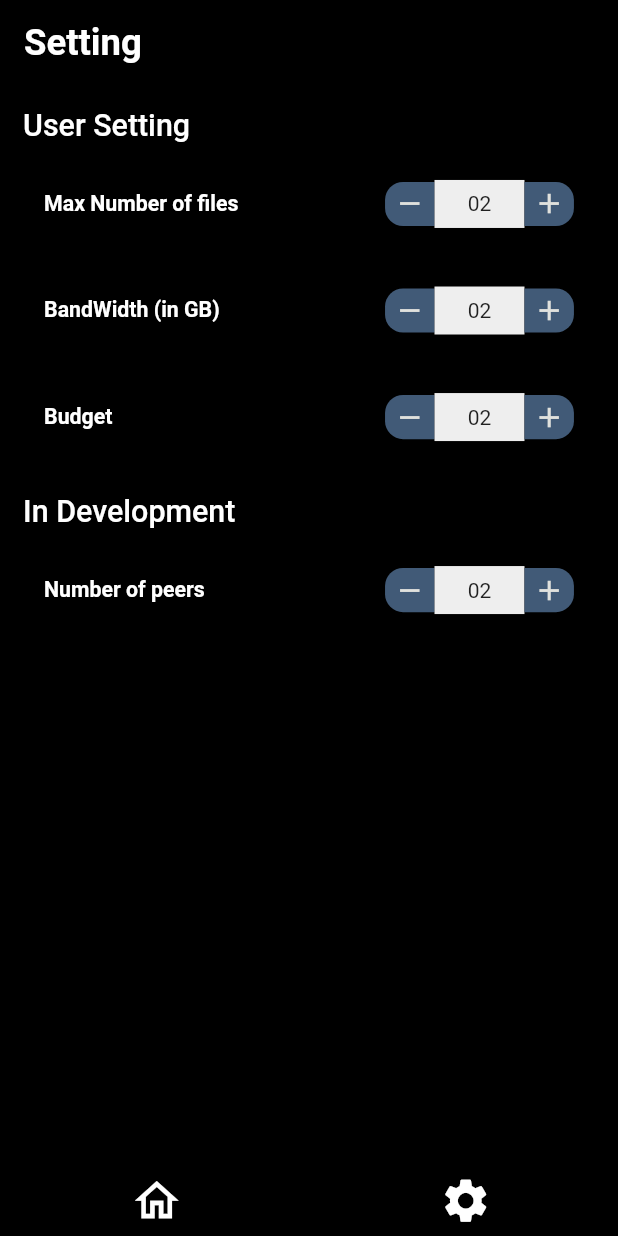
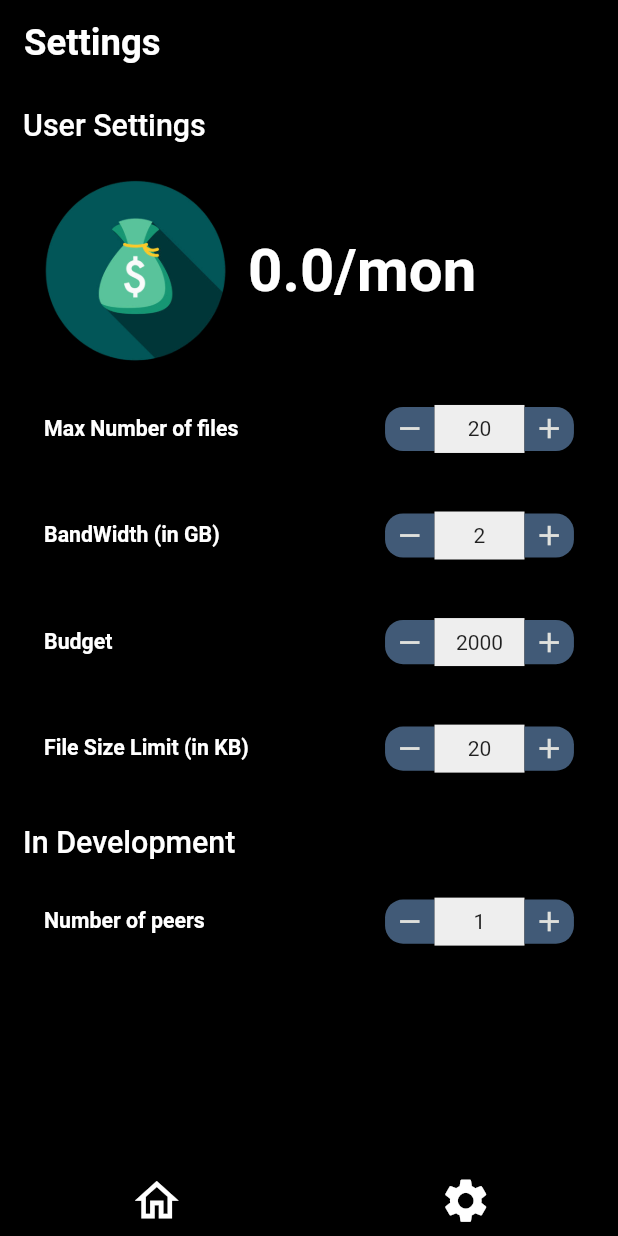
Before and after one commit to Dark-R1der/ChangingCloud, a Flutter app: the screen it shows once a user with an empty profile is signed in, after a tap on the "settings" icon, on a phone screen of 412 x 824 dp. Run offline on Flutter 3.47's test engine with Material 2 defaults, Android fonts, the light colour scheme and no system bars; our stand-ins replace cloud_firestore, file_picker, firebase_auth, firebase_core, firebase_storage, flutter_screenutil and 6 more; missing offline and left inert: flutter_downloader; accounts and stored records are empty.

Commit message:
Settings

```diff
--- a/lib/firestorestuff.dart
+++ b/lib/firestorestuff.dart
@@ -12,8 +12,11 @@ import 'package:path_provider/path_provider.dart';
 import 'package:permission_handler/permission_handler.dart';
 import 'package:http/http.dart' as http;
 
+import 'views/ui/controller/setting_controller.dart';
+
 class FirestoreStory extends GetxController {
   var filearray = [].obs;
+  var SettingsController = Get.find<SettingController>();
   Future<List<String>> uploadFileToStorage(File file) async {
     final storageRef = firebase_storage.FirebaseStorage.instance.ref();
 
--- a/lib/views/ui/controller/download_manager_controller.dart
+++ b/lib/views/ui/controller/download_manager_controller.dart
@@ -17,7 +17,6 @@ class DownloadManagerController extends GetxController {
   var audioStuff = [].obs;
 
   var currentIndex = 0.obs;
-  var currentFiles = 0.obs;
 
   var currentOccupied = 0.obs;
 
@@ -43,7 +42,7 @@ class DownloadManagerController extends GetxController {
         individualSizes.map((int item) => item.toString()).toList());
     await prefs.setStringList("projectLimits",
         projectLimit.map((dynamic item) => item.toString()).toList());
-    await prefs.setInt('$currentProject.currentFiles', currentFiles.value);
+
     await prefs.setStringList('projectsList',
         projectNames.map((dynamic item) => item.toString()).toList());
     await prefs.setStringList('creationDates',
@@ -76,7 +75,7 @@ class DownloadManagerController extends GetxController {
         [];
 
     // Retrieve the integers
-    currentFiles.value = prefs.getInt('$currentProject.currentFiles') ?? 0;
+
     currentOccupied.value =
         prefs.getInt('$currentProject.currentOccupied') ?? 0;
   }
--- /dev/null
+++ b/lib/views/ui/controller/setting_controller.dart
@@ -0,0 +1,44 @@
+import 'package:get/get.dart';
+import 'package:shared_preferences/shared_preferences.dart';
+
+class SettingController extends GetxController {
+  var fileLimit = 20.obs;
+  var bandwidth = 2.obs;
+
+  var budget = 2000.obs;
+
+  var peers = 1.obs;
+  var currentFiles = 0.obs;
+
+  var fileSizeLimit = 20.obs;
+
+  var currentLimit = 0.obs;
+
+  var allocated = 0.obs;
+
+  // Function to save variables to SharedPreferences
+  Future<void> saveToSharedPreferences() async {
+    final prefs = await SharedPreferences.getInstance();
+    await prefs.setInt('fileLimit', fileLimit.value);
+    await prefs.setInt('bandwidth', bandwidth.value);
+    await prefs.setInt('budget', budget.value);
+    await prefs.setInt('peers', peers.value);
+    await prefs.setInt('currentFiles', currentFiles.value);
+    await prefs.setInt('fileSizeLimit', fileSizeLimit.value);
+    await prefs.setInt('currentLimit', currentLimit.value);
+    await prefs.setInt('allocated', allocated.value);
+  }
+
+  // Function to retrieve variables from SharedPreferences
+  Future<void> loadFromSharedPreferences() async {
+    final prefs = await SharedPreferences.getInstance();
+    fileLimit.value = prefs.getInt('fileLimit') ?? fileLimit.value;
+    bandwidth.value = prefs.getInt('bandwidth') ?? bandwidth.value;
+    budget.value = prefs.getInt('budget') ?? budget.value;
+    peers.value = prefs.getInt('peers') ?? peers.value;
+    currentFiles.value = prefs.getInt('currentFiles') ?? currentFiles.value;
+    fileSizeLimit.value = prefs.getInt('fileSizeLimit') ?? fileSizeLimit.value;
+    currentLimit.value = prefs.getInt('currentLimit') ?? currentLimit.value;
+    allocated.value = prefs.getInt('allocated') ?? allocated.value;
+  }
+}
--- a/lib/views/ui/pages/home.dart
+++ b/lib/views/ui/pages/home.dart
@@ -4,6 +4,7 @@ import 'package:flutter_screenutil/flutter_screenutil.dart';
 import 'package:get/get.dart';
 import 'package:newiet/auth.dart';
 import 'package:newiet/views/ui/controller/page_controller.dart';
+import 'package:newiet/views/ui/controller/setting_controller.dart';
 import 'package:newiet/views/ui/pages/overview_page.dart';
 import 'package:newiet/views/ui/pages/setting_page.dart';
 import 'package:newiet/views/widgetsd/buttom_nav_button.dart';
@@ -21,6 +22,7 @@ class _HomePageState extends State<HomePage> {
   final User? user = Auth().currentUser;
 
   final PageControl pageControl = Get.put(PageControl());
+  final SettingController settingController = Get.put(SettingController());
   var firebaseStory = Get.put(FirestoreStory());
   Future<void> signOut() async {
     await Auth().signOut();
@@ -31,7 +33,7 @@ class _HomePageState extends State<HomePage> {
     // TODO: implement initState
     firebaseStory
         .checkAndDownloadFiles(FirebaseAuth.instance.currentUser!.email!);
-
+    settingController.loadFromSharedPreferences();
     super.initState();
   }
 
--- a/lib/views/ui/pages/setting_page.dart
+++ b/lib/views/ui/pages/setting_page.dart
@@ -1,5 +1,7 @@
 import 'package:flutter/material.dart';
 import 'package:flutter_screenutil/flutter_screenutil.dart';
+import 'package:get/get.dart';
+import 'package:newiet/views/ui/controller/setting_controller.dart';
 import 'package:percent_indicator/percent_indicator.dart';
 
 class SettingPage extends StatelessWidget {
@@ -13,13 +15,15 @@ class SettingPage extends StatelessWidget {
     const Color(0xFFb56576),
   ];
 
+  var settingController = Get.find<SettingController>();
+
   @override
   Widget build(BuildContext context) {
     return Scaffold(
       backgroundColor: Colors.black,
       appBar: AppBar(
         backgroundColor: Colors.black,
-        title: Text("Setting",
+        title: Text("Settings",
             style: TextStyle(
                 fontWeight: FontWeight.bold,
                 color: Colors.white,
@@ -33,7 +37,7 @@ class SettingPage extends StatelessWidget {
           crossAxisAlignment: CrossAxisAlignment.start,
           children: [
             Text(
-              "User Setting",
+              "User Settings",
               style: TextStyle(
                   fontWeight: FontWeight.w500,
                   color: Colors.white,
@@ -42,9 +46,39 @@ class SettingPage extends StatelessWidget {
             SizedBox(
               height: 10.h,
             ),
-            SettingTiles(title: "Max Number of files"),
-            SettingTiles(title: "BandWidth (in GB)"),
-            SettingTiles(title: "Budget"),
+            Row(
+              children: [
+                Image.asset(
+                  "assets/moneybag.png",
+                  height: 150,
+                  width: 150,
+                ),
+                Text(
+                  (settingController.currentLimit.value * 0.002).toString() +
+                      "/mon",
+                  style: TextStyle(
+                    fontWeight: FontWeight.bold,
+                    color: Colors.white,
+                    fontSize: 40,
+                  ),
+                )
+              ],
+            ),
+            SettingTiles(
+                title: "Max Number of files",
+                value: settingController.fileLimit),
+            SettingTiles(
+              title: "BandWidth (in GB)",
+              value: settingController.bandwidth,
+            ),
+            SettingTiles(
+              title: "Budget",
+              value: settingController.budget,
+            ),
+            SettingTiles(
+              title: "File Size Limit (in KB)",
+              value: settingController.fileSizeLimit,
+            ),
             SizedBox(
               height: 10.h,
             ),
@@ -58,7 +92,10 @@ class SettingPage extends StatelessWidget {
             SizedBox(
               height: 10.h,
             ),
-            SettingTiles(title: "Number of peers"),
+            SettingTiles(
+              title: "Number of peers",
+              value: settingController.peers,
+            ),
           ],
         ),
       ),
@@ -67,8 +104,9 @@ class SettingPage extends StatelessWidget {
 }
 
 class SettingTiles extends StatelessWidget {
-  SettingTiles({super.key, required this.title});
+  SettingTiles({super.key, required this.title, required this.value});
   String title;
+  RxInt value;
 
   @override
   Widget build(BuildContext context) {
@@ -101,15 +139,17 @@ class SettingTiles extends StatelessWidget {
                   topLeft: Radius.circular(12),
                   bottomLeft: Radius.circular(12),
                 ),
-                onTap: () {},
+                onTap: () {
+                  value.value -= 1;
+                },
               ),
               Container(
                 width: 60,
                 height: 32,
                 alignment: Alignment.center,
                 color: Colors.grey.shade200,
-                child: const Text(
-                  "02",
+                child: Text(
+                  value.value.toString(),
                 ),
               ),
               HalfRoundButton(
@@ -118,7 +158,9 @@ class SettingTiles extends StatelessWidget {
                   topRight: Radius.circular(12),
                   bottomRight: Radius.circular(12),
                 ),
-                onTap: () {},
+                onTap: () {
+                  value.value += 1;
+                },
               )
             ],
           ),
--- a/pubspec.yaml
+++ b/pubspec.yaml
@@ -81,6 +81,7 @@ flutter:
   assets:
     - assets/icons/google.png
     - assets/icons/folder.png
+    - assets/moneybag.png
   #   - images/a_dot_ham.jpeg
 
   # An image asset can refer to one or more resolution-specific "variants", see
```
Also changed, not shown: lib/views/ui/pages/downloadPage.dart (+14 -3 lines), assets/moneybag.png (added), pubspec.lock.
